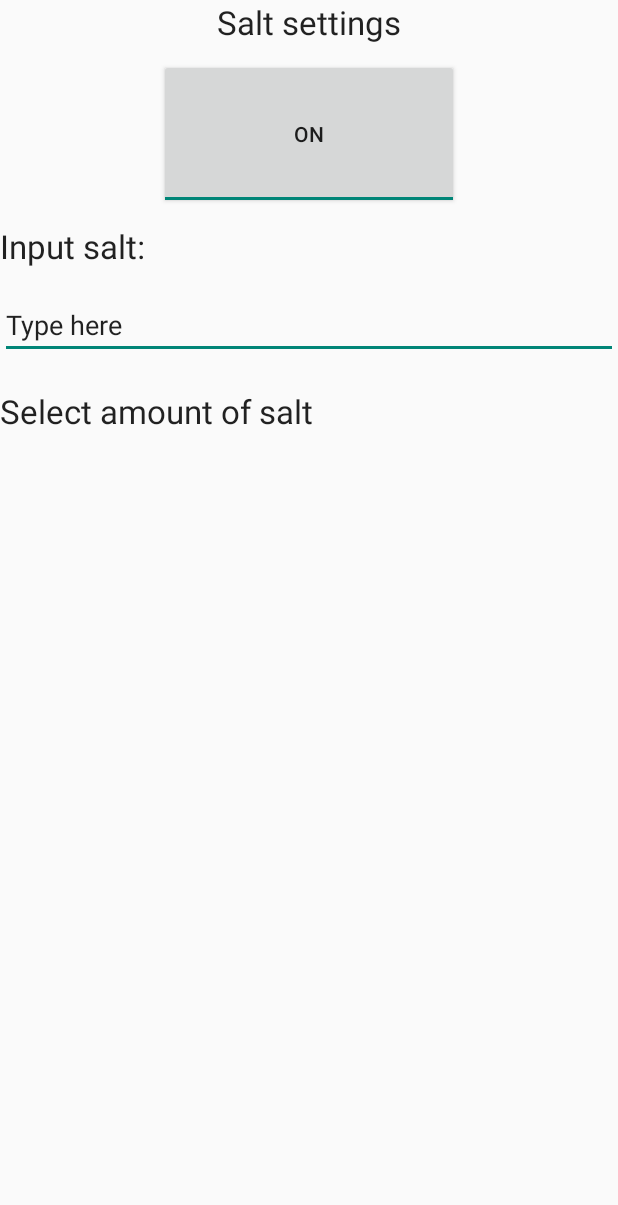
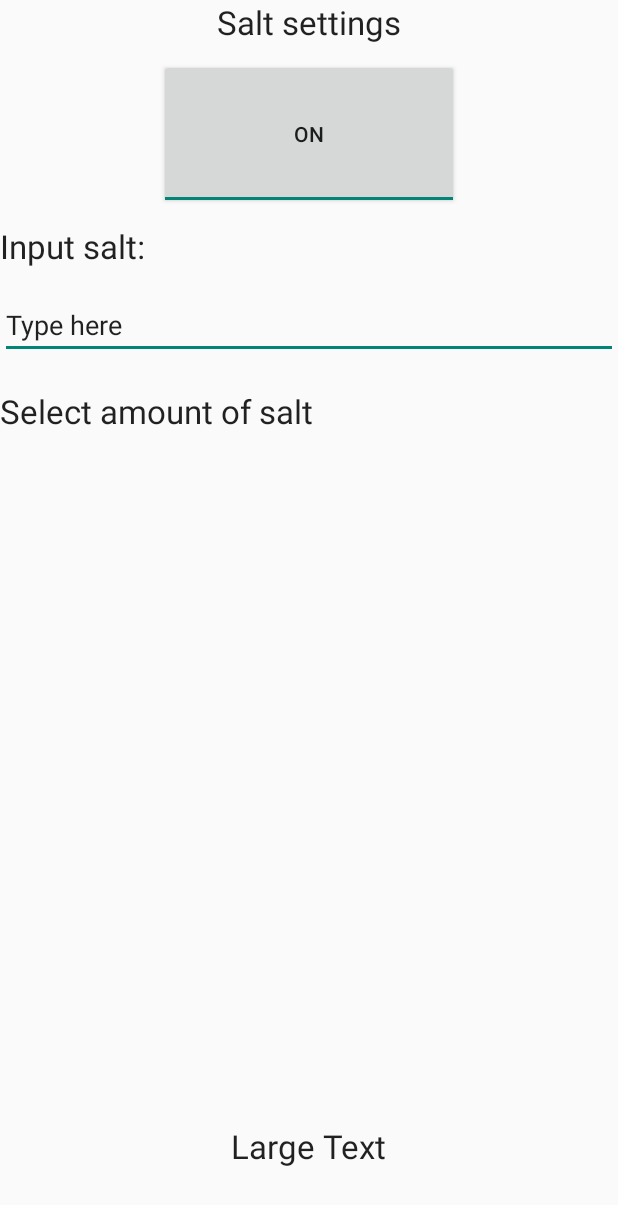
Before and after one commit to jzukauska/Hashandsalt, an Android app: the layout fragament_two.xml on its own in the app's theme, with its tools: preview values and no code run, on a phone screen of 412 x 824 dp. Shown: the top 1205 px of the screen. Run offline under Robolectric (Android 15) with nearby library versions, the phone set to English and light mode, and no system bars.

Commit message:
broke it

```diff
--- a/tabs_app/src/main/java/com/example/mytabs/tabs_app/MainActivity.java
+++ b/tabs_app/src/main/java/com/example/mytabs/tabs_app/MainActivity.java
@@ -1,5 +1,7 @@
 package com.example.mytabs.tabs_app;
 
+import android.content.Context;
+import android.content.Intent;
 import android.os.Bundle;
 import android.support.v7.app.ActionBar;
 import android.support.v7.app.ActionBar.Tab;
@@ -14,6 +16,10 @@ import java.util.ArrayList;
 public class MainActivity extends ActionBarActivity {
 
     private static final String TAG = "junk";
+
+
+
+
 
 
 
--- a/tabs_app/src/main/res/layout/fragament_two.xml
+++ b/tabs_app/src/main/res/layout/fragament_two.xml
@@ -77,4 +77,14 @@
         android:layout_centerHorizontal="true"
         android:layout_marginTop="10dp" />
 
+    <TextView
+        android:layout_width="wrap_content"
+        android:layout_height="wrap_content"
+        android:textAppearance="?android:attr/textAppearanceLarge"
+        android:text="Large Text"
+        android:id="@+id/textView11"
+        android:layout_alignParentBottom="true"
+        android:layout_centerHorizontal="true"
+        android:layout_marginBottom="45dp" />
+
 </RelativeLayout>
```
Also changed, not shown: tabs_app/src/main/java/com/example/mytabs/tabs_app/FirstFragment.java (+80 -2 lines), tabs_app/src/main/java/com/example/mytabs/tabs_app/SecondFragment.java (+19 -2 lines).
